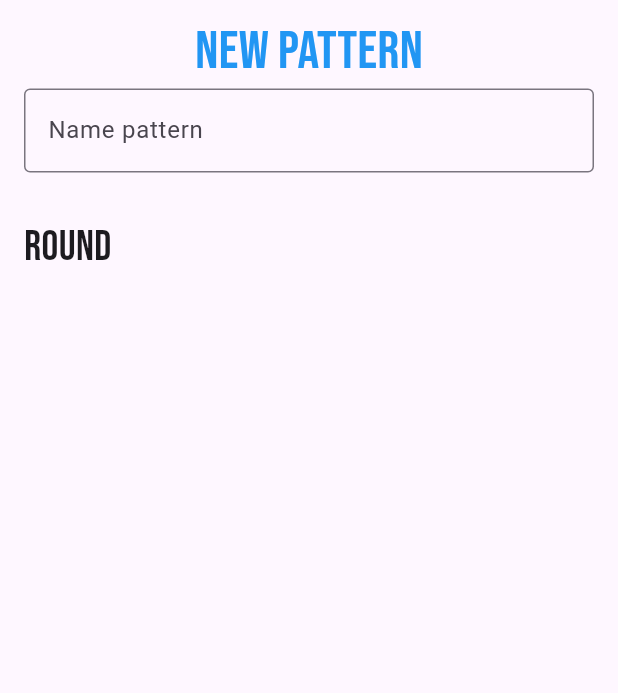
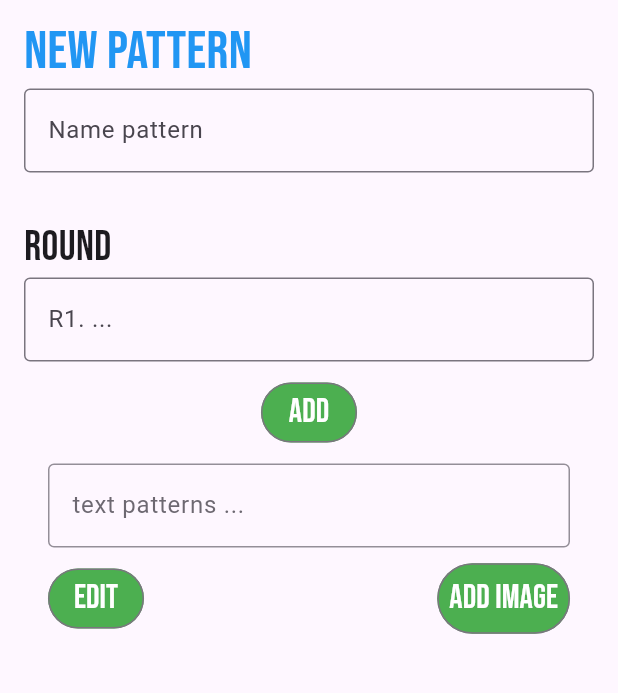
Before and after one commit to GonZev/crochapp, a Flutter app: the CreatePatternPage screen opened directly, on a phone screen of 412 x 824 dp, the part 81-774 px from its top. Run offline on Flutter 3.47's test engine with Material 2 defaults, Android fonts, the light colour scheme and no system bars; our stand-ins replace google_fonts, sqflite; missing offline and left inert: dart:ffi; accounts and stored records are empty.

Commit message:
feat(pattern page): add buttons
add buttons and textfield in page CreatePattern.

```diff
--- a/lib/ui/create_pattern_page.dart
+++ b/lib/ui/create_pattern_page.dart
@@ -26,13 +26,16 @@ class CreatePatternPage extends StatelessWidget {
         child: Center(
           child: Column(
             children: [
-              Text(
-                'New Pattern',
-                style: GoogleFonts.bebasNeue(
-                  fontSize: 36,
-                  color: Colors.blue,
+              Align(
+                alignment: Alignment.centerLeft,
+                child: Text(
+                  'New Pattern',
+                  style: GoogleFonts.bebasNeue(
+                    fontSize: 36,
+                    color: Colors.blue,
+                  ),
+                  textAlign: TextAlign.start,
                 ),
-                textAlign: TextAlign.start,
               ),
               const TextField(
                 textAlign: TextAlign.start,
@@ -53,7 +56,83 @@ class CreatePatternPage extends StatelessWidget {
                   'Round',
                   style: GoogleFonts.bebasNeue(fontSize: 28),
                 ),
-              )
+              ),
+              const TextField(
+                textAlign: TextAlign.start,
+                decoration: InputDecoration(
+                  hintText: 'R1. ...',
+                  border: OutlineInputBorder(
+                    borderSide: BorderSide(
+                        color: Colors.blueAccent,
+                        width: 1.0,
+                        style: BorderStyle.solid),
+                  ),
+                ),
+              ),
+              const SizedBox(height: 10),
+              OutlinedButton(
+                onPressed: () {},
+                style: OutlinedButton.styleFrom(
+                    elevation: 10.0,
+                    backgroundColor: Colors.green,
+                    padding: const EdgeInsets.all(4)),
+                child: Text(
+                  'ADD',
+                  style:
+                      GoogleFonts.bebasNeue(fontSize: 22, color: Colors.white),
+                ),
+              ),
+              const SizedBox(height: 10),
+              Padding(
+                padding: const EdgeInsets.symmetric(horizontal: 16.0),
+                child: Column(
+                  children: [
+                    const Opacity(
+                      opacity: 0.8,
+                      child: TextField(
+                        readOnly: false,
+                        decoration: InputDecoration(
+                          hintText: 'text patterns ... ',
+                          border: OutlineInputBorder(
+                            borderSide: BorderSide(
+                                color: Colors.grey,
+                                width: 1.0,
+                                style: BorderStyle.solid),
+                          ),
+                        ),
+                      ),
+                    ),
+                    const SizedBox(height: 10),
+                    Row(
+                        mainAxisAlignment: MainAxisAlignment.spaceBetween,
+                        children: [
+                          OutlinedButton(
+                            onPressed: () {},
+                            style: OutlinedButton.styleFrom(
+                                backgroundColor: Colors.green,
+                                padding: const EdgeInsets.all(4)),
+                            child: Text(
+                              'EDIT',
+                              style: GoogleFonts.bebasNeue(
+                                  fontSize: 22, color: Colors.white),
+                            ),
+                          ),
+                          OutlinedButton(
+                            onPressed: () {},
+                            style: OutlinedButton.styleFrom(
+                                elevation: 10.0,
+                                backgroundColor: Colors.green,
+                                padding: const EdgeInsets.all(8)),
+                            child: Text(
+                              'ADD IMAGE',
+                              style: GoogleFonts.bebasNeue(
+                                  fontSize: 22, color: Colors.white),
+                            ),
+                          ),
+                        ]),
+                  ],
+                ),
+              ),
             ],
           ),
         ),
```
